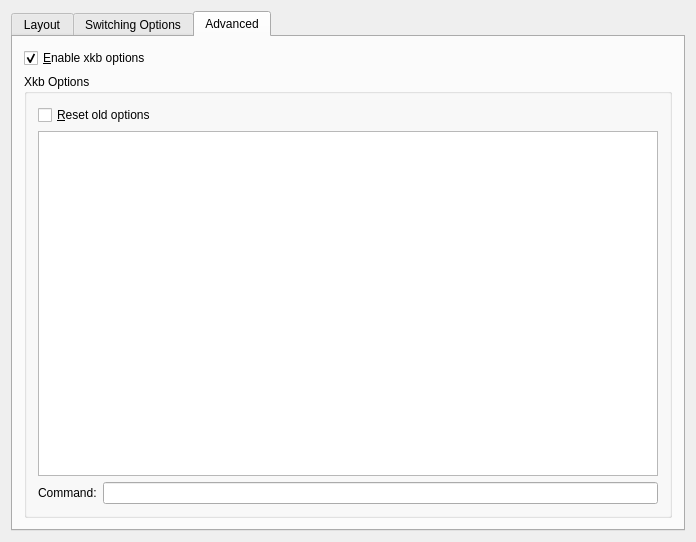
Qt form kcontrol/kxkb/kcmlayoutwidget.ui (mgottschlag/kwin-tiling) before a commit.
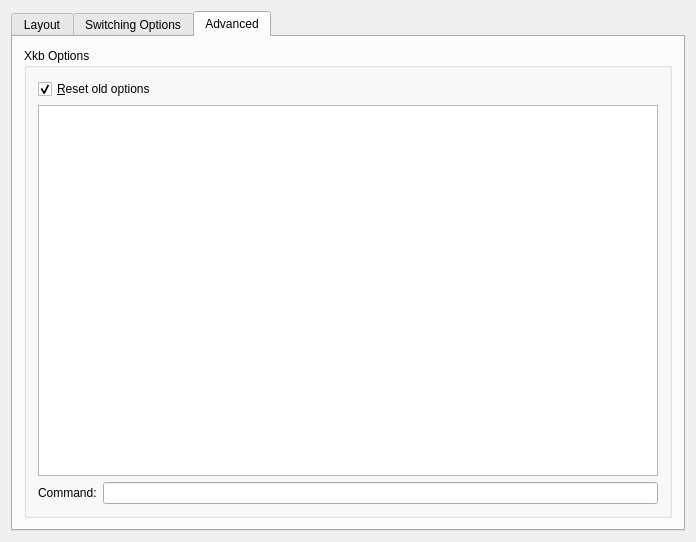
The same form after that commit. The open tabs and pages were chosen to show the change. Custom widgets are drawn as their Qt base class.

Commit message: - set xkb options and layouts in one exec - merge 'enable xkb option' with 'enable kxkb' - reset old options defaults to true - fetch xkb option from server when empty and enable switched on

What changed in the file:
```diff
--- a/kcontrol/kxkb/kcmlayoutwidget.ui
+++ b/kcontrol/kxkb/kcmlayoutwidget.ui
@@ -470,16 +470,6 @@
        <string>Advanced</string>
       </attribute>
       <layout class="QVBoxLayout" >
-       <item>
-        <widget class="QCheckBox" name="chkEnableOptions" >
-         <property name="text" >
-          <string>&amp;Enable xkb options</string>
-         </property>
-         <property name="checked" >
-          <bool>true</bool>
-         </property>
-        </widget>
-       </item>
        <item>
         <widget class="QGroupBox" name="groupBox3_2" >
          <property name="whatsThis" >
@@ -494,6 +484,9 @@
             <property name="text" >
              <string>&amp;Reset old options</string>
             </property>
+            <property name="checked" >
+             <bool>true</bool>
+            </property>
            </widget>
           </item>
           <item row="2" column="0" colspan="2" >
```
Left out of the diff: 19 changed lines with no effect on the pictures. The commit also changes 10 other files.
